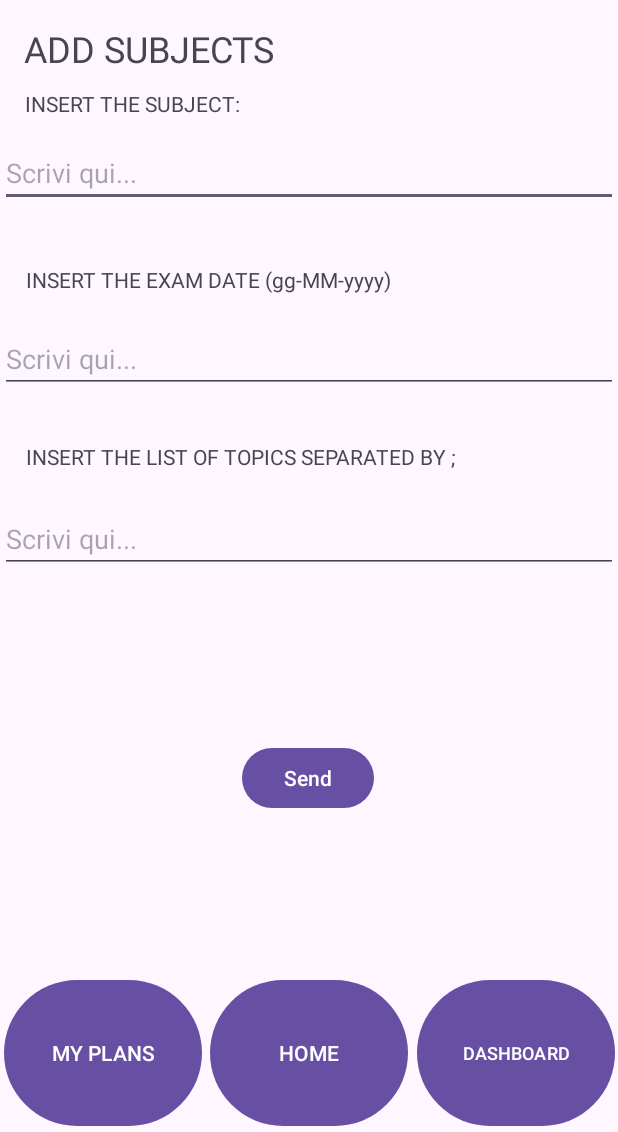
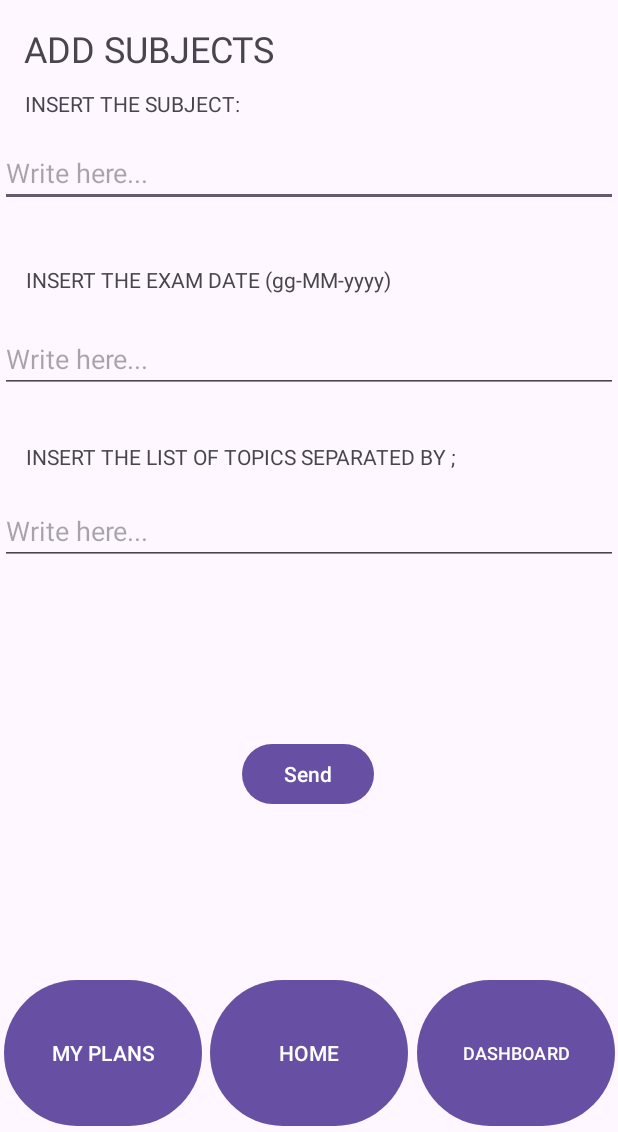
Before and after one commit to barbioo/UniPlan, an Android app built with Jetpack Compose: the AddSubjects screen opened directly, with no data from a screen before it, on a phone screen of 412 x 824 dp, the part 104-1236 px from its top. Run offline under Robolectric (Android 15) with nearby library versions, the phone set to English and light mode, and no system bars.

Commit message:
Versione finale

```diff
--- a/app/src/main/java/com/main/uniplan/Occurrence.kt
+++ b/app/src/main/java/com/main/uniplan/Occurrence.kt
@@ -20,6 +20,7 @@ import android.view.ContextThemeWrapper
 import android.widget.Button
 import android.widget.LinearLayout
 import androidx.compose.material3.TextField
+import com.main.builder.calendar.CalendarBuilder
 import com.main.builder.generic.JSONBuilder
 
 
@@ -67,7 +68,7 @@ class Occurrence : AppCompatActivity() {
                 "${occ.getTopic()}\n\n${occ.getDate()}"
             newBtn.backgroundTintList = ColorStateList.valueOf(Color.rgb(96, 60, 154))
             newBtn.setOnClickListener {
-
+                CalendarBuilder(applicationContext, occ).insertEvent();
             }
             layout.addView(newBtn)
         }
--- a/app/src/main/res/layout/activity_add_subjects.xml
+++ b/app/src/main/res/layout/activity_add_subjects.xml
@@ -80,7 +80,7 @@
         android:id="@+id/editText"
         android:layout_width="match_parent"
         android:layout_height="wrap_content"
-        android:hint="Scrivi qui..."
+        android:hint="Write here..."
         android:inputType="textMultiLine"
         android:maxLines="5"
         app:layout_constraintBottom_toBottomOf="@+id/button3"
@@ -94,7 +94,7 @@
         android:id="@+id/editText2"
         android:layout_width="match_parent"
         android:layout_height="wrap_content"
-        android:hint="Scrivi qui..."
+        android:hint="Write here..."
         android:inputType="textMultiLine"
         android:maxLines="5"
         app:layout_constraintBottom_toBottomOf="@+id/button3"
@@ -108,15 +108,17 @@
         android:id="@+id/editText3"
         android:layout_width="match_parent"
         android:layout_height="wrap_content"
-        android:hint="Scrivi qui..."
+        android:layout_marginTop="17dp"
+        android:gravity="top|start"
+        android:hint="Write here..."
         android:inputType="textMultiLine"
         android:maxLines="5"
         app:layout_constraintBottom_toBottomOf="@+id/button3"
         app:layout_constraintEnd_toEndOf="parent"
-        app:layout_constraintHorizontal_bias="1.0"
+        app:layout_constraintHorizontal_bias="0.0"
         app:layout_constraintStart_toStartOf="parent"
-        app:layout_constraintTop_toTopOf="parent"
-        app:layout_constraintVertical_bias="0.521" />
+        app:layout_constraintTop_toBottomOf="@+id/textView14"
+        app:layout_constraintVertical_bias="0.0" />
 
     <TextView
         android:id="@+id/textView12"
```
Also changed, not shown: 1 other file.
